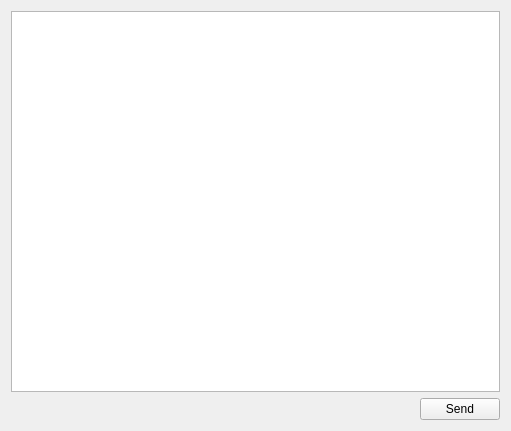
Above: src/new_client/widget.ui from elvisxiaozhi/Chatty before the change. Below: the same form after it.
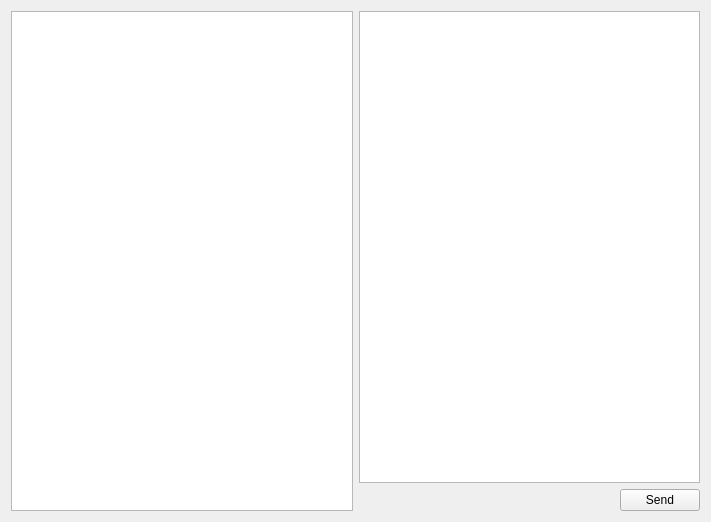
That is the form after the change.

```diff
--- a/src/new_client/widget.ui
+++ b/src/new_client/widget.ui
@@ -6,13 +6,18 @@
    <rect>
     <x>0</x>
     <y>0</y>
-    <width>511</width>
-    <height>431</height>
+    <width>711</width>
+    <height>522</height>
    </rect>
   </property>
   <property name="windowTitle">
    <string>Widget</string>
   </property>
+  <layout class="QHBoxLayout" name="horizontalLayout_2">
+   <item>
+    <widget class="QListWidget" name="friendsList"/>
+   </item>
+   <item>
   <layout class="QVBoxLayout" name="verticalLayout">
    <item>
     <widget class="QTextEdit" name="textEdit"/>
@@ -38,6 +43,8 @@
         <string>Send</string>
        </property>
       </widget>
+       </item>
+      </layout>
      </item>
     </layout>
    </item>
```
Lines whose indentation alone changed are shown as unchanged.
